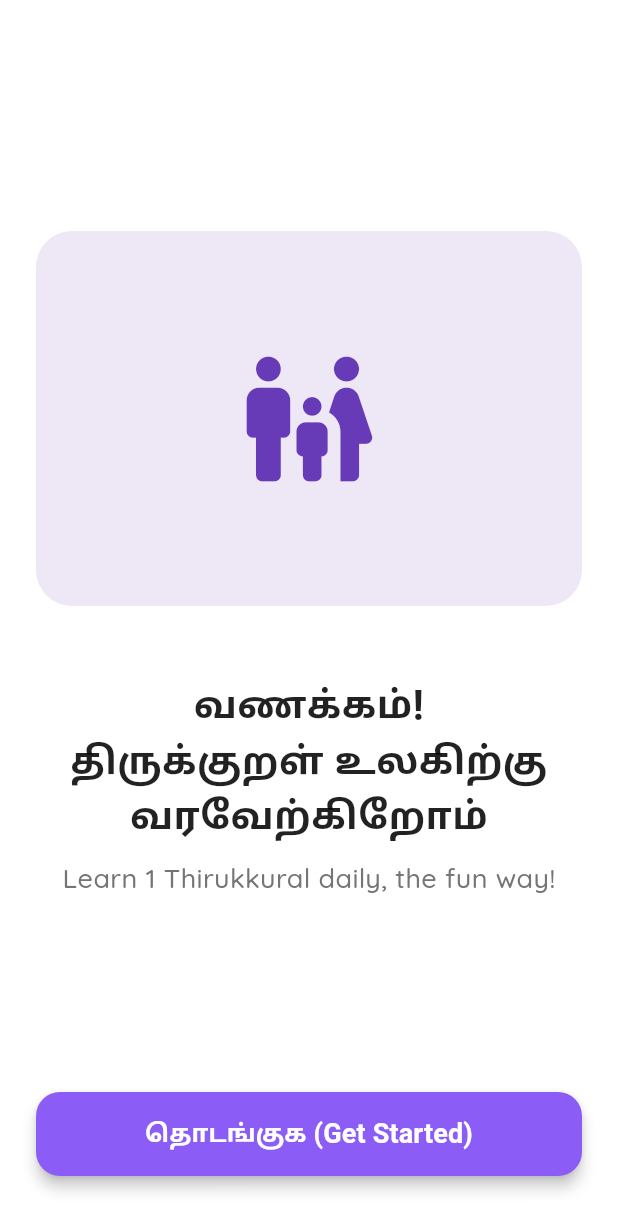
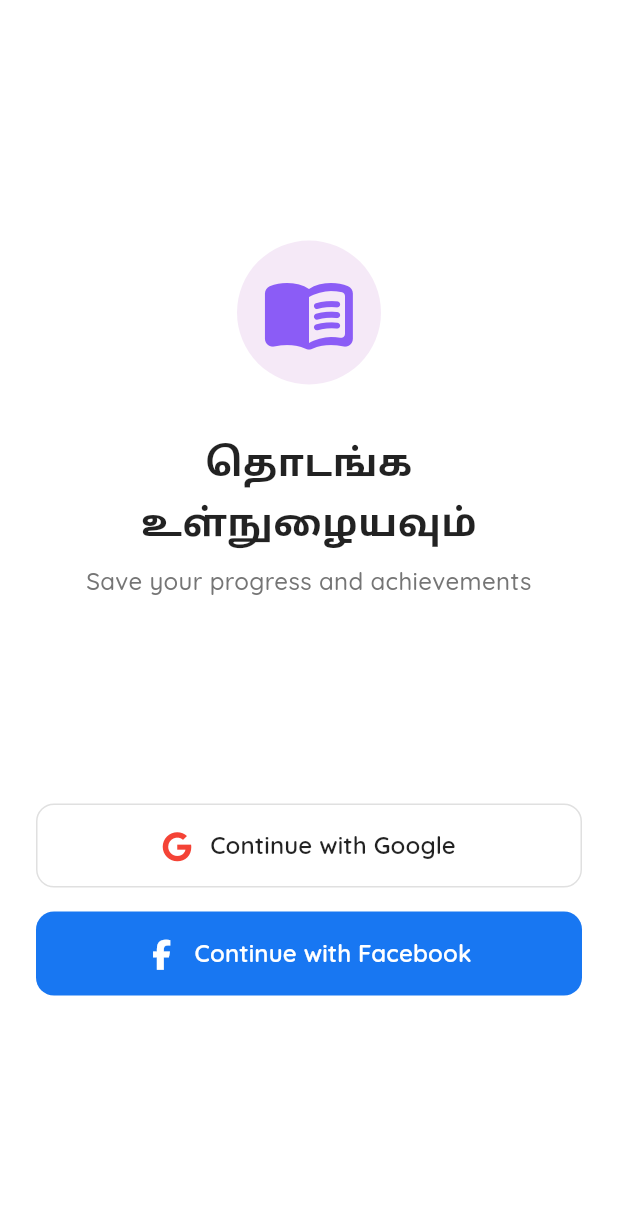
Before and after one commit to kav54/Thirukkural-Learning, a Flutter app: the screen it shows after launch, on a phone screen of 412 x 824 dp. Shown: the top 1231 px of the screen. Run offline on Flutter 3.47's test engine with Material 3 defaults, Android fonts, the phone set to English and light mode, and no system bars; our stand-ins replace connectivity_plus, dartz, equatable, firebase_auth, firebase_core, flutter_animate and 9 more; missing offline and left inert: flutter_facebook_auth; accounts and stored records are empty; generated files the repository leaves out were written again; Roboto replaces fonts that are missing (Catamaran); statements that could not run were skipped.

Commit message:
Google Authentication Implementation

```diff
--- /dev/null
+++ b/lib/features/onboarding/presentation/pages/auth_page.dart
@@ -0,0 +1,199 @@
+import 'package:flutter/material.dart';
+import 'package:google_fonts/google_fonts.dart';
+import 'package:font_awesome_flutter/font_awesome_flutter.dart';
+import '../../../../core/services/auth_service.dart';
+import '../../../../injection_container.dart';
+import '../../../home/presentation/pages/home_dashboard_page.dart';
+
+class AuthPage extends StatefulWidget {
+  const AuthPage({super.key});
+
+  @override
+  State<AuthPage> createState() => _AuthPageState();
+}
+
+class _AuthPageState extends State<AuthPage> {
+  final AuthService _authService = sl<AuthService>();
+  bool _isLoading = false;
+
+  Future<void> _handleGoogleSignIn() async {
+    setState(() => _isLoading = true);
+    try {
+      final userCredential = await _authService.signInWithGoogle();
+      if (userCredential != null && mounted) {
+        Navigator.of(context).pushReplacement(
+          MaterialPageRoute(builder: (context) => const HomeDashboardPage()),
+        );
+      }
+    } catch (e) {
+      if (mounted) {
+        ScaffoldMessenger.of(context).showSnackBar(
+          SnackBar(content: Text('Google Sign-In failed: ${e.toString()}')),
+        );
+      }
+    } finally {
+      if (mounted) setState(() => _isLoading = false);
+    }
+  }
+
+  Future<void> _handleFacebookSignIn() async {
+    setState(() => _isLoading = true);
+    try {
+      final userCredential = await _authService.signInWithFacebook();
+      if (userCredential != null && mounted) {
+        Navigator.of(context).pushReplacement(
+          MaterialPageRoute(builder: (context) => const HomeDashboardPage()),
+        );
+      }
+    } catch (e) {
+      if (mounted) {
+        ScaffoldMessenger.of(context).showSnackBar(
+          SnackBar(content: Text('Facebook Sign-In failed: ${e.toString()}')),
+        );
+      }
+    } finally {
+      if (mounted) setState(() => _isLoading = false);
+    }
+  }
+
+  @override
+  Widget build(BuildContext context) {
+    return Scaffold(
+      backgroundColor: Colors.white,
+      body: SafeArea(
+        child: _isLoading
+            ? const Center(child: CircularProgressIndicator())
+            : Padding(
+                padding: const EdgeInsets.all(24.0),
+                child: Column(
+                  children: [
+                    const Spacer(flex: 1),
+
+                    // Logo
+                    Container(
+                      padding: const EdgeInsets.all(16),
+                      decoration: BoxDecoration(
+                        shape: BoxShape.circle,
+                        color: Colors.purple.withOpacity(0.1),
+                      ),
+                      child: const Icon(
+                        Icons.menu_book_rounded,
+                        size: 64,
+                        color: Color(0xFF8B5CF6),
+                      ),
+                    ),
+
+                    const SizedBox(height: 32),
+
+                    // Title
+                    Text(
+                      'தொடங்க உள்நுழையவும்',
+                      textAlign: TextAlign.center,
+                      style: GoogleFonts.catamaran(
+                        fontSize: 28,
+                        fontWeight: FontWeight.bold,
+                        color: Colors.black87,
+                      ),
+                    ),
+
+                    const SizedBox(height: 8),
+
+                    // Subtitle
+                    Text(
+                      'Save your progress and achievements',
+                      textAlign: TextAlign.center,
+                      style: GoogleFonts.quicksand(
+                        fontSize: 16,
+                        color: Colors.grey.shade600,
+                        fontWeight: FontWeight.w500,
+                      ),
+                    ),
+
+                    const Spacer(flex: 1),
+
+                    // Google Button
+                    _SocialLoginButton(
+                      icon: FontAwesomeIcons.google,
+                      label: 'Continue with Google',
+                      color: Colors.white,
+                      textColor: Colors.black87,
+                      borderColor: Colors.grey.shade300,
+                      iconColor: Colors.red,
+                      onPressed: _handleGoogleSignIn,
+                    ),
+
+                    const SizedBox(height: 16),
+
+                    // Facebook Button
+                    _SocialLoginButton(
+                      icon: FontAwesomeIcons.facebookF,
+                      label: 'Continue with Facebook',
+                      color: const Color(0xFF1877F2),
+                      textColor: Colors.white,
+                      borderColor: Colors.transparent,
+                      iconColor: Colors.white,
+                      onPressed: _handleFacebookSignIn,
+                    ),
+
+                    const Spacer(flex: 1),
+                  ],
+                ),
+              ),
+      ),
+    );
+  }
+}
+
+class _SocialLoginButton extends StatelessWidget {
+  final IconData icon;
+  final String label;
+  final Color color;
+  final Color textColor;
+  final Color borderColor;
+  final Color iconColor;
+  final VoidCallback onPressed;
+
+  const _SocialLoginButton({
+    required this.icon,
+    required this.label,
+    required this.color,
+    required this.textColor,
+    required this.borderColor,
+    required this.iconColor,
+    required this.onPressed,
+  });
+
+  @override
+  Widget build(BuildContext context) {
+    return SizedBox(
+      width: double.infinity,
+      height: 56,
+      child: ElevatedButton(
+        onPressed: onPressed,
+        style: ElevatedButton.styleFrom(
+          backgroundColor: color,
+          foregroundColor: textColor,
+          elevation: 0,
+          shape: RoundedRectangleBorder(
+            borderRadius: BorderRadius.circular(12),
+            side: BorderSide(color: borderColor),
+          ),
+        ),
+        child: Row(
+          mainAxisAlignment: MainAxisAlignment.center,
+          children: [
+            Icon(icon, color: iconColor, size: 20),
+            const SizedBox(width: 12),
+            Text(
+              label,
+              style: GoogleFonts.quicksand(
+                fontSize: 16,
+                fontWeight: FontWeight.w600,
+              ),
+            ),
+          ],
+        ),
+      ),
+    );
+  }
+}
--- a/lib/features/profile/presentation/pages/profile_page.dart
+++ b/lib/features/profile/presentation/pages/profile_page.dart
@@ -3,6 +3,8 @@
 import 'package:google_fonts/google_fonts.dart';
 import 'package:isar/isar.dart';
 import '../../../../injection_container.dart' as di;
+import '../../../kural/data/models/kural_model.dart';
+
 
 class ProfilePage extends StatefulWidget {
   const ProfilePage({super.key});
--- a/lib/injection_container.dart
+++ b/lib/injection_container.dart
@@ -13,6 +13,7 @@
 import 'features/kural/presentation/bloc/kural_bloc.dart';
 import 'core/services/notification_service.dart';
 import 'core/services/share_service.dart';
+import 'core/services/auth_service.dart';
 
 final sl = GetIt.instance;
 
@@ -44,6 +45,7 @@
   sl.registerLazySingleton(() => FavoritesService(sl()));
   sl.registerLazySingleton(() => NotificationService());
   sl.registerLazySingleton(() => ShareService());
+  sl.registerLazySingleton(() => AuthService());
 
   //! Core
   sl.registerLazySingleton<NetworkInfo>(() => NetworkInfoImpl(sl()));
--- a/lib/main.dart
+++ b/lib/main.dart
@@ -1,31 +1,40 @@
+import 'package:firebase_core/firebase_core.dart';
 import 'package:flutter/material.dart';
+import 'package:flutter_bloc/flutter_bloc.dart';
 import 'core/services/data_seeding_service.dart';
 import 'core/services/notification_service.dart';
+import 'features/kural/presentation/bloc/kural_bloc.dart';
 import 'features/onboarding/presentation/pages/splash_page.dart';
 import 'injection_container.dart' as di;
+import 'firebase_options.dart';
 
 void main() async {
   WidgetsFlutterBinding.ensureInitialized();
+
+  try {
+    await Firebase.initializeApp(
+      options: DefaultFirebaseOptions.currentPlatform,
+    );
+  } catch (e) {
+     print('⚠️ Firebase initialization failed: $e');
+  }
+
   await di.init();
 
-  // Seed kurals data
   final seedingService = DataSeedingService(di.sl());
   await seedingService.seedKuralsIfNeeded();
 
-  // Initialize and setup notifications (with error handling)
   try {
     final notificationService = di.sl<NotificationService>();
     await notificationService.initialize();
     await notificationService.requestPermissions();
 
-    // Schedule default notifications (9 AM daily kural, 8 PM streak reminder)
     await notificationService.scheduleDailyKuralNotification(hour: 9, minute: 0);
     await notificationService.scheduleStreakReminder(hour: 20, minute: 0);
 
     print('✅ Notifications initialized successfully');
   } catch (e) {
     print('⚠️ Notification setup failed (app will continue): $e');
-    // App continues even if notifications fail
   }
 
   runApp(const MyApp());
@@ -36,7 +45,13 @@
 
   @override
   Widget build(BuildContext context) {
-    return MaterialApp(
+    return MultiBlocProvider(
+      providers: [
+        BlocProvider<KuralBloc>(
+          create: (context) => di.sl<KuralBloc>(),
+        ),
+      ],
+      child: MaterialApp(
         title: 'Thirukkural Journey',
         debugShowCheckedModeBanner: false,
         theme: ThemeData(
@@ -44,6 +59,7 @@
           useMaterial3: true,
         ),
         home: const SplashPage(),
+      ),
     );
   }
 }
--- a/pubspec.yaml
+++ b/pubspec.yaml
@@ -33,6 +33,7 @@
 
   # UI
   cupertino_icons: ^1.0.8
+  font_awesome_flutter: ^10.6.0
 
   # State Management (BLoC)
   flutter_bloc: ^8.1.6
@@ -50,13 +51,15 @@
   path_provider: ^2.1.4
 
   # Firebase
-  firebase_core: ^3.8.1
+  firebase_core: ^3.15.2
   firebase_auth: ^5.3.4
   cloud_firestore: ^5.5.2
   firebase_storage: ^12.3.7
   firebase_analytics: ^11.3.8
   firebase_crashlytics: ^4.1.8
   firebase_remote_config: ^5.1.8
+  google_sign_in: ^6.1.6
+  flutter_facebook_auth: ^6.0.4
 
   # Audio
   just_audio: ^0.9.42
```
Also changed, not shown: lib/core/services/auth_service.dart (added, +61 -0 lines), lib/features/onboarding/presentation/pages/splash_page.dart (+4 -4 lines), pubspec.lock, 10 other files. Lines whose indentation alone changed are shown as unchanged.
